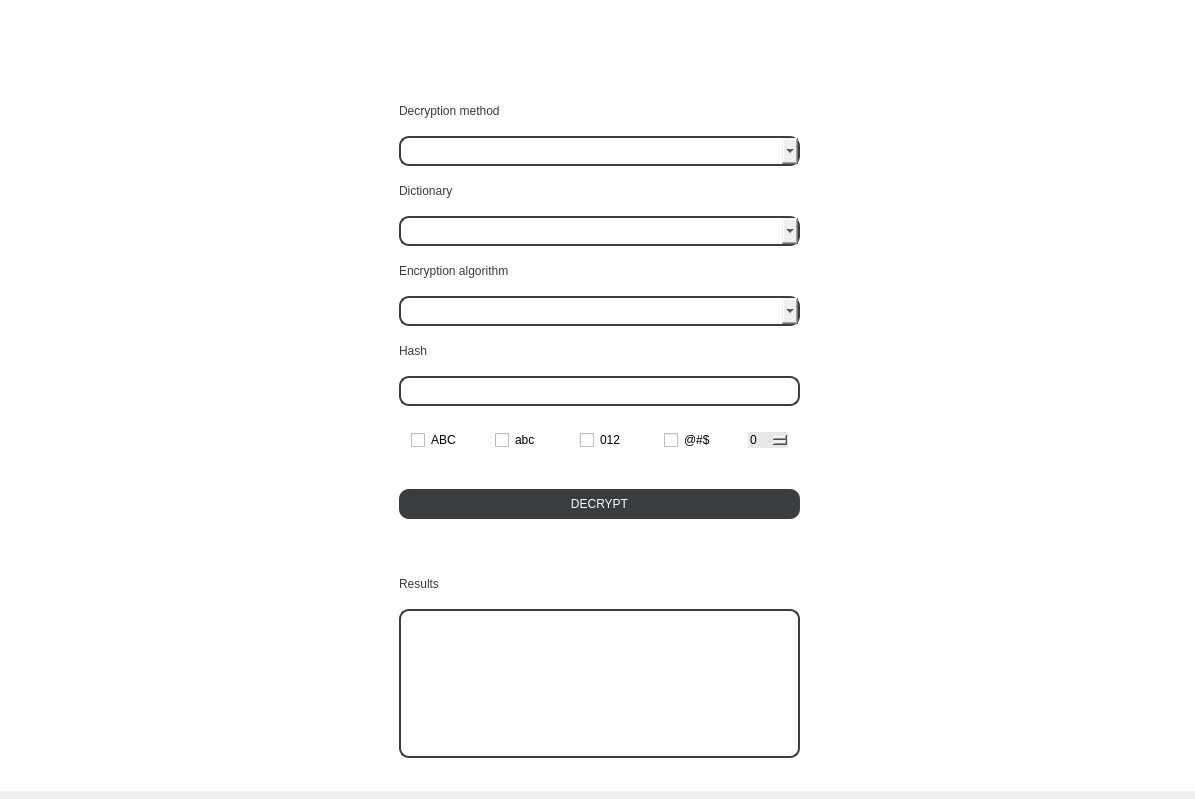
First picture: the form in venv/UI/app.ui, repository wcislak97/PKracker, before the edit.
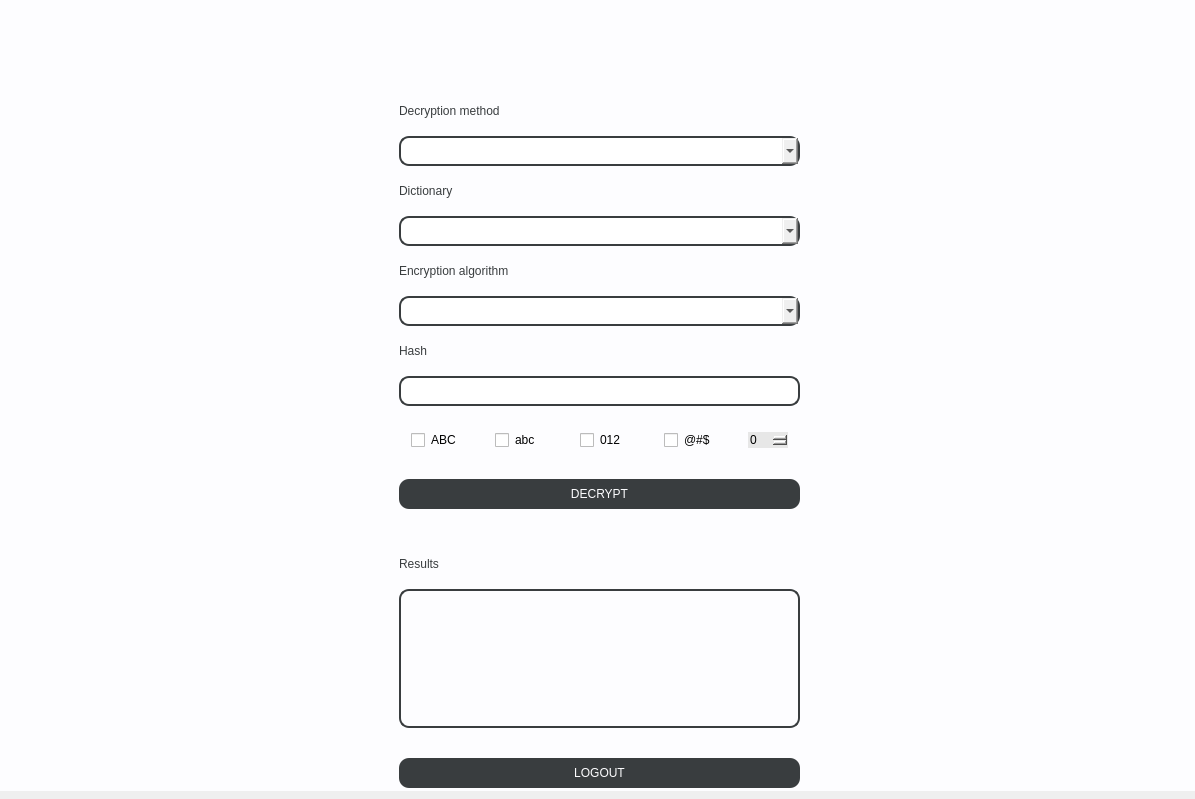
Second picture: the form after the edit.

Commit message: ui refactor dictionary method added

```diff
--- a/venv/UI/app.ui
+++ b/venv/UI/app.ui
@@ -65,7 +65,7 @@
         <number>100</number>
        </property>
        <property name="bottomMargin">
-        <number>50</number>
+        <number>20</number>
        </property>
        <item>
         <widget class="QLabel" name="lbl_metoda">
@@ -316,7 +316,7 @@
          <property name="sizeHint" stdset="0">
           <size>
            <width>5</width>
-           <height>20</height>
+           <height>10</height>
           </size>
          </property>
         </spacer>
@@ -351,7 +351,7 @@
          <property name="sizeHint" stdset="0">
           <size>
            <width>5</width>
-           <height>40</height>
+           <height>30</height>
           </size>
          </property>
         </spacer>
@@ -400,6 +400,41 @@
          </property>
         </widget>
        </item>
+       <item>
+        <spacer name="verticalSpacer_3">
+         <property name="orientation">
+          <enum>Qt::Vertical</enum>
+         </property>
+         <property name="sizeType">
+          <enum>QSizePolicy::Fixed</enum>
+         </property>
+         <property name="sizeHint" stdset="0">
+          <size>
+           <width>5</width>
+           <height>20</height>
+          </size>
+         </property>
+        </spacer>
+       </item>
+       <item>
+        <widget class="QPushButton" name="btn_logout">
+         <property name="minimumSize">
+          <size>
+           <width>0</width>
+           <height>30</height>
+          </size>
+         </property>
+         <property name="styleSheet">
+          <string notr="true">font: 63 10pt &quot;Saira SemiCondensed SemiBold&quot;;
+background-color: rgb(57, 61, 63);
+color: rgb(253, 253, 255);
+border-radius: 10px;</string>
+         </property>
+         <property name="text">
+          <string>LOGOUT</string>
+         </property>
+        </widget>
+       </item>
       </layout>
      </item>
      <item>
```
The commit also changes 4 other files.
